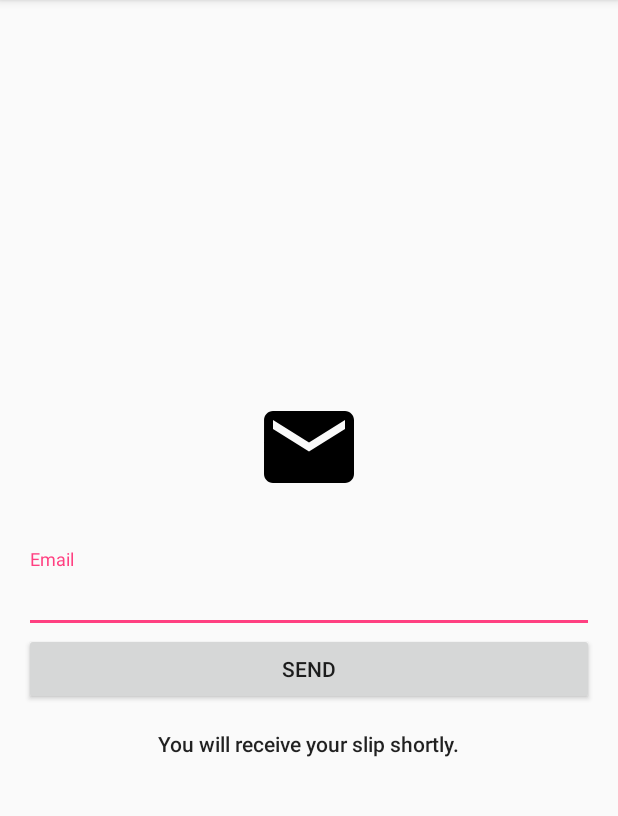
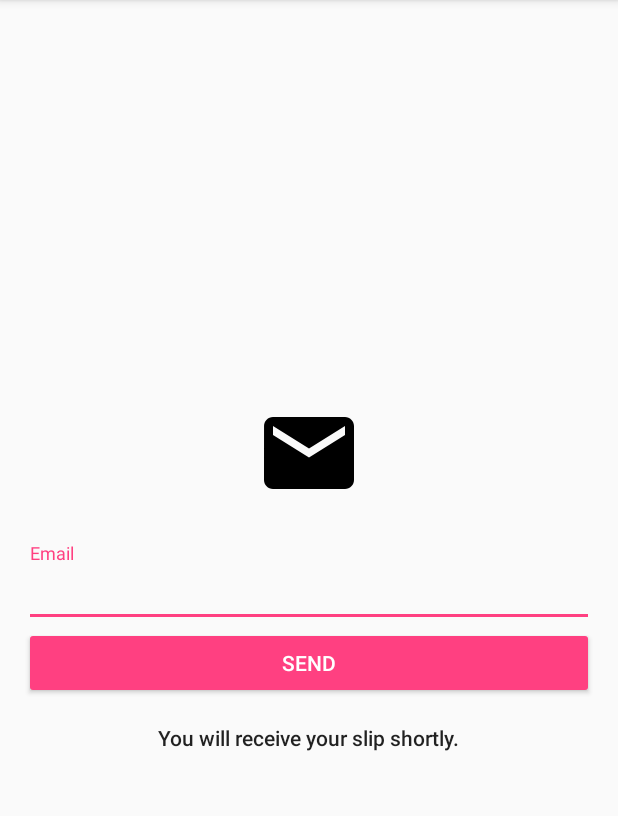
Before and after one commit to payex-plt/PayexAndroid, an Android app: the EmailSlipFragment screen opened directly, with no data from a screen before it, on a phone screen of 412 x 824 dp, the part 84-900 px from its top. Run offline under Robolectric (Android 15) with nearby library versions, the phone set to English and light mode, and no system bars.

Commit message:
polish email slip page

```diff
--- a/app/src/main/java/io/payex/android/ui/sale/EmailSlipFragment.java
+++ b/app/src/main/java/io/payex/android/ui/sale/EmailSlipFragment.java
@@ -1,7 +1,5 @@
 package io.payex.android.ui.sale;
 
-import android.content.Context;
-import android.net.Uri;
 import android.os.Bundle;
 import android.support.v4.app.Fragment;
 import android.view.LayoutInflater;
@@ -10,56 +8,7 @@ import android.view.ViewGroup;
 
 import io.payex.android.R;
 
-/**
- * A simple {@link Fragment} subclass.
- * Activities that contain this fragment must implement the
- * {@link EmailSlipFragment.OnFragmentInteractionListener} interface
- * to handle interaction events.
- * Use the {@link EmailSlipFragment#newInstance} factory method to
- * create an instance of this fragment.
- */
 public class EmailSlipFragment extends Fragment {
-    // TODO: Rename parameter arguments, choose names that match
-    // the fragment initialization parameters, e.g. ARG_ITEM_NUMBER
-    private static final String ARG_PARAM1 = "param1";
-    private static final String ARG_PARAM2 = "param2";
-
-    // TODO: Rename and change types of parameters
-    private String mParam1;
-    private String mParam2;
-
-    private OnFragmentInteractionListener mListener;
-
-    public EmailSlipFragment() {
-        // Required empty public constructor
-    }
-
-    /**
-     * Use this factory method to create a new instance of
-     * this fragment using the provided parameters.
-     *
-     * @param param1 Parameter 1.
-     * @param param2 Parameter 2.
-     * @return A new instance of fragment EmailSlipFragment.
-     */
-    // TODO: Rename and change types and number of parameters
-    public static EmailSlipFragment newInstance(String param1, String param2) {
-        EmailSlipFragment fragment = new EmailSlipFragment();
-        Bundle args = new Bundle();
-        args.putString(ARG_PARAM1, param1);
-        args.putString(ARG_PARAM2, param2);
-        fragment.setArguments(args);
-        return fragment;
-    }
-
-    @Override
-    public void onCreate(Bundle savedInstanceState) {
-        super.onCreate(savedInstanceState);
-        if (getArguments() != null) {
-            mParam1 = getArguments().getString(ARG_PARAM1);
-            mParam2 = getArguments().getString(ARG_PARAM2);
-        }
-    }
 
     @Override
     public View onCreateView(LayoutInflater inflater, ViewGroup container,
@@ -67,43 +16,4 @@ public class EmailSlipFragment extends Fragment {
         // Inflate the layout for this fragment
         return inflater.inflate(R.layout.fragment_email_slip, container, false);
     }
-
-    // TODO: Rename method, update argument and hook method into UI event
-    public void onButtonPressed(Uri uri) {
-        if (mListener != null) {
-            mListener.onFragmentInteraction(uri);
-        }
-    }
-
-    /*@Override
-    public void onAttach(Context context) {
-        super.onAttach(context);
-        if (context instanceof OnFragmentInteractionListener) {
-            mListener = (OnFragmentInteractionListener) context;
-        } else {
-            throw new RuntimeException(context.toString()
-                    + " must implement OnFragmentInteractionListener");
-        }
-    }*/
-
-    @Override
-    public void onDetach() {
-        super.onDetach();
-        mListener = null;
-    }
-
-    /**
-     * This interface must be implemented by activities that contain this
-     * fragment to allow an interaction in this fragment to be communicated
-     * to the activity and potentially other fragments contained in that
-     * activity.
-     * <p>
-     * See the Android Training lesson <a href=
-     * "http://developer.android.com/training/basics/fragments/communicating.html"
-     * >Communicating with Other Fragments</a> for more information.
-     */
-    public interface OnFragmentInteractionListener {
-        // TODO: Update argument type and name
-        void onFragmentInteraction(Uri uri);
-    }
 }
--- a/app/src/main/res/layout/activity_email_slip.xml
+++ b/app/src/main/res/layout/activity_email_slip.xml
@@ -31,5 +31,4 @@
         app:layout_behavior="@string/appbar_scrolling_view_behavior"
         tools:layout="@layout/fragment_email_slip" />
 
-
 </android.support.design.widget.CoordinatorLayout>
--- a/app/src/main/res/layout/fragment_email_slip.xml
+++ b/app/src/main/res/layout/fragment_email_slip.xml
@@ -9,16 +9,15 @@
         android:layout_width="match_parent"
         android:layout_height="wrap_content"
         android:layout_gravity="center"
-        android:layout_marginLeft="16dp"
-        android:layout_marginRight="16dp"
+        android:layout_margin="@dimen/activity_horizontal_margin"
         android:orientation="vertical">
 
-        <ImageView
-            android:id="@+id/iv_state"
+        <android.support.v7.widget.AppCompatImageView
+            android:id="@+id/iv_icon"
             android:layout_width="wrap_content"
             android:layout_height="wrap_content"
             android:layout_gravity="center_horizontal"
-            android:layout_marginBottom="32dp"
+            android:layout_marginBottom="24dp"
             app:srcCompat="@drawable/ic_mail_black_72dp" />
 
         <android.support.design.widget.TextInputLayout
@@ -29,25 +28,25 @@
                 android:id="@+id/et_email"
                 android:layout_width="match_parent"
                 android:layout_height="wrap_content"
-                android:hint="Email"
+                android:hint="@string/email_slip_hint_email"
                 android:inputType="textEmailAddress" />
         </android.support.design.widget.TextInputLayout>
 
-        <Button
+        <android.support.v7.widget.AppCompatButton
             android:id="@+id/btn_send"
+            style="@style/Widget.AppCompat.Button.Colored"
             android:layout_width="match_parent"
             android:layout_height="wrap_content"
-            android:text="Send" />
+            android:text="@string/email_slip_btn_send" />
 
-        <TextView
-            android:id="@+id/tv_state"
+        <android.support.v7.widget.AppCompatTextView
+            android:id="@+id/tv_title"
             android:layout_width="wrap_content"
             android:layout_height="wrap_content"
-            android:layout_marginTop="16dp"
-            android:layout_gravity="center"
-            android:text="You will receive your slip shortly."
+            android:layout_gravity="center_horizontal"
+            android:layout_marginTop="@dimen/spacing_lg"
+            android:text="@string/email_slip_sent_success"
             android:textAppearance="@style/TextAppearance.AppCompat.Body2" />
-
 
     </LinearLayout>
 
--- a/app/src/main/res/values/strings.xml
+++ b/app/src/main/res/values/strings.xml
@@ -36,6 +36,12 @@
     <string name="state_title_payment_rejected">Payment rejected!</string>
     <string name="state_title_sale_voided">Sale voided!</string>
 
+    <string name="email_slip_hint_email">Email</string>
+    <string name="email_slip_sent_success">You will receive your slip shortly.</string>
+    <string name="email_slip_btn_send">Send</string>
+
+
+
     <!-- TODO: Remove or change this placeholder text -->
     <string name="hello_blank_fragment">Hello blank fragment</string>
     <string name="title_activity_test">TestActivity</string>
```
